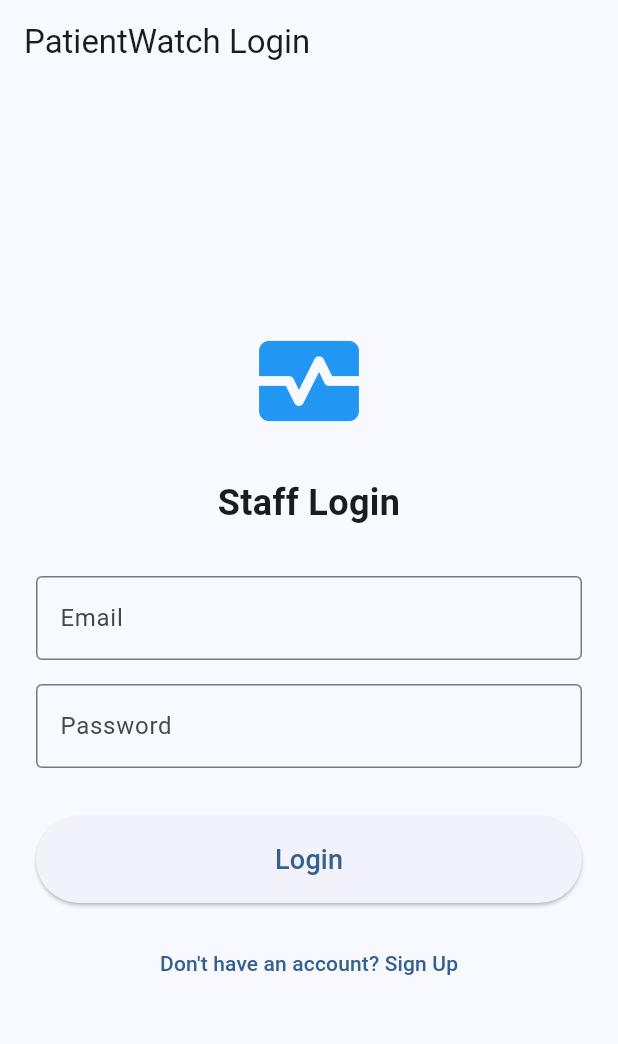
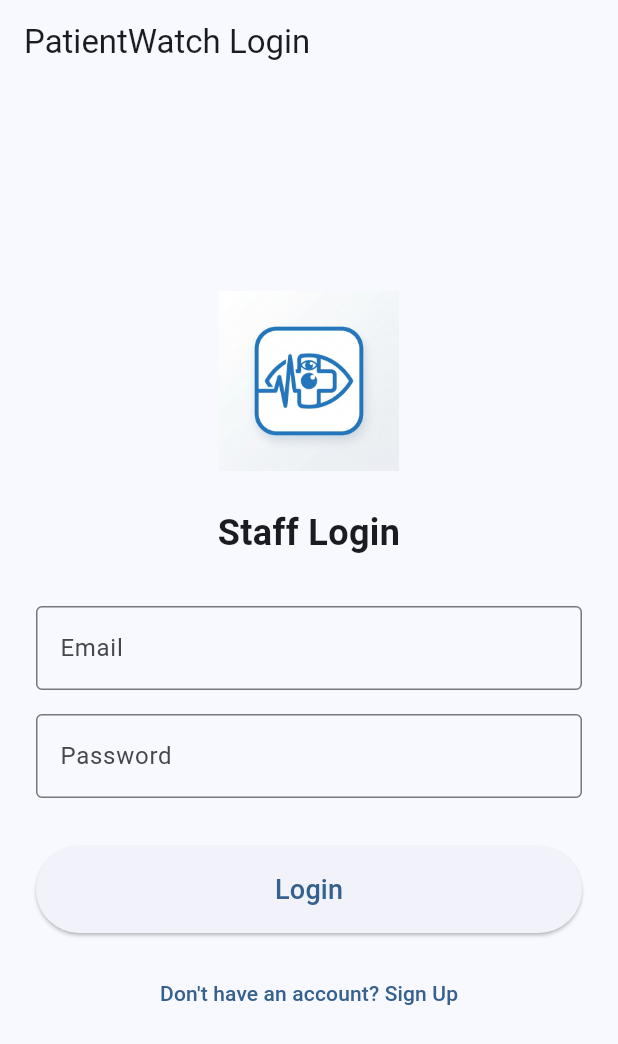
Before and after one commit to shuaib6996/patientwatch, a Flutter app: the screen it shows after launch, on a phone screen of 412 x 824 dp. Shown: the top 1044 px of the screen. Run offline on Flutter 3.47's test engine with Material 3 defaults, Android fonts, the phone set to English and light mode, and no system bars; our stand-ins replace camera, cloud_firestore, firebase_auth, firebase_core; missing offline and left inert: google_mlkit_pose_detection; accounts and stored records are empty.

```diff
--- a/lib/screens/alert_feed_screen.dart
+++ b/lib/screens/alert_feed_screen.dart
@@ -170,7 +170,7 @@ class _AlertFeedScreenState extends State<AlertFeedScreen> {
                         const EdgeInsets.symmetric(horizontal: 16, vertical: 4),
                     child: ListTile(
                       leading: CircleAvatar(
-                        backgroundColor: _getEventColor(type).withOpacity(0.2),
+                        backgroundColor: _getEventColor(type).withValues(alpha: 0.2),
                         child: Icon(_getEventIcon(type),
                             color: _getEventColor(type)),
                       ),
--- a/lib/screens/login_screen.dart
+++ b/lib/screens/login_screen.dart
@@ -62,7 +62,10 @@ class _LoginScreenState extends State<LoginScreen> {
             mainAxisAlignment: MainAxisAlignment.center,
             crossAxisAlignment: CrossAxisAlignment.stretch,
             children: [
-              const Icon(Icons.monitor_heart, size: 80, color: Colors.blue),
+              ClipRRect(
+                borderRadius: BorderRadius.circular(20),
+                child: Image.asset('assets/images/logo.jpg', height: 120, width: 120, fit: BoxFit.contain),
+              ),
               const SizedBox(height: 24),
               Text(
                 _isLoginMode ? 'Staff Login' : 'Staff Sign Up',
--- a/lib/screens/patient_list_screen.dart
+++ b/lib/screens/patient_list_screen.dart
@@ -3,7 +3,6 @@ import 'package:cloud_firestore/cloud_firestore.dart';
 import '../models/patient.dart';
 import '../models/staff.dart';
 import '../services/auth_service.dart';
-import 'live_camera_view.dart';
 import '../camera_screen.dart';
 import '../main.dart';
 
```
Also changed, not shown: pubspec.yaml (+7 -0 lines), assets/images/logo.jpg (added), pubspec.lock, 30 other files.
